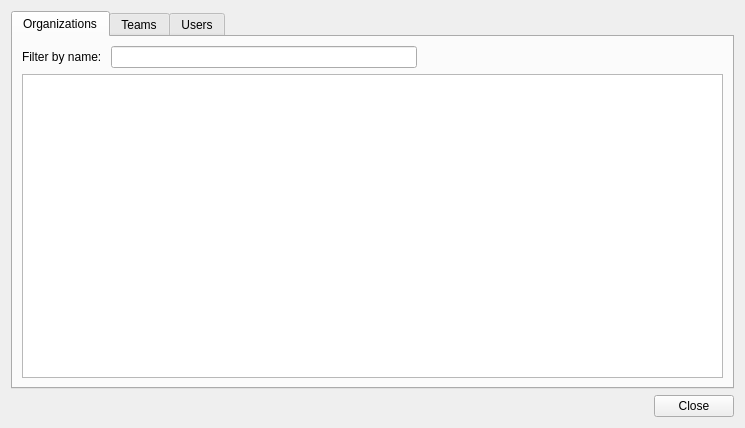
Giswater/giswater_qgis_plugin, file core/ui/toolbars/cm/resources_management.ui: the form before one commit.
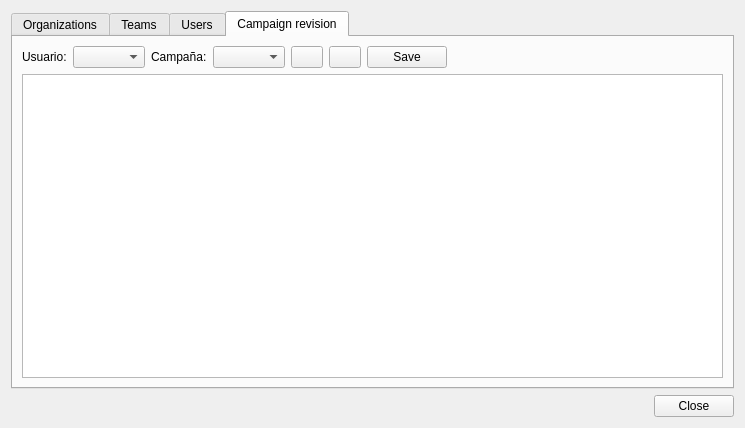
The form after the commit. The open tabs and pages were chosen to show the change.

Commit message: refactor(cm): move campaign_selector to resource management dialog

```diff
--- a/core/ui/toolbars/cm/resources_management.ui
+++ b/core/ui/toolbars/cm/resources_management.ui
@@ -215,6 +215,98 @@
          </item>
         </layout>
        </widget>
+       <widget class="QWidget" name="tab">
+        <attribute name="title">
+         <string>Campaign revision</string>
+        </attribute>
+        <layout class="QGridLayout" name="gridLayout_9">
+         <item row="0" column="0">
+          <layout class="QGridLayout" name="gridLayout_8">
+           <item row="0" column="0">
+            <widget class="QLabel" name="lbl_user">
+             <property name="text">
+              <string>Usuario:</string>
+             </property>
+            </widget>
+           </item>
+           <item row="0" column="2">
+            <widget class="QLabel" name="lbl_campaign">
+             <property name="text">
+              <string>Campaña:</string>
+             </property>
+            </widget>
+           </item>
+           <item row="0" column="1">
+            <widget class="QComboBox" name="cmb_user"/>
+           </item>
+           <item row="0" column="4">
+            <widget class="QPushButton" name="btn_campaign_add">
+             <property name="sizePolicy">
+              <sizepolicy hsizetype="Fixed" vsizetype="Fixed">
+               <horstretch>0</horstretch>
+               <verstretch>0</verstretch>
+              </sizepolicy>
+             </property>
+             <property name="maximumSize">
+              <size>
+               <width>32</width>
+               <height>16777215</height>
+              </size>
+             </property>
+             <property name="text">
+              <string/>
+             </property>
+            </widget>
+           </item>
+           <item row="0" column="3">
+            <widget class="QComboBox" name="cmb_campaign"/>
+           </item>
+           <item row="0" column="5">
+            <widget class="QPushButton" name="btn_campaign_remove">
+             <property name="sizePolicy">
+              <sizepolicy hsizetype="Fixed" vsizetype="Fixed">
+               <horstretch>0</horstretch>
+               <verstretch>0</verstretch>
+              </sizepolicy>
+             </property>
+             <property name="maximumSize">
+              <size>
+               <width>32</width>
+               <height>16777215</height>
+              </size>
+             </property>
+             <property name="text">
+              <string/>
+             </property>
+            </widget>
+           </item>
+           <item row="0" column="6">
+            <widget class="QPushButton" name="btn_campaign_accept">
+             <property name="text">
+              <string>Save</string>
+             </property>
+            </widget>
+           </item>
+           <item row="0" column="7">
+            <spacer name="horizontalSpacer_5">
+             <property name="orientation">
+              <enum>Qt::Horizontal</enum>
+             </property>
+             <property name="sizeHint" stdset="0">
+              <size>
+               <width>40</width>
+               <height>20</height>
+              </size>
+             </property>
+            </spacer>
+           </item>
+          </layout>
+         </item>
+         <item row="1" column="0">
+          <widget class="QTableWidget" name="tbl_campaign"/>
+         </item>
+        </layout>
+       </widget>
       </widget>
      </item>
     </layout>
```
Left out of the diff: 4 changed lines with no effect on the pictures. The commit also changes 8 other files.
